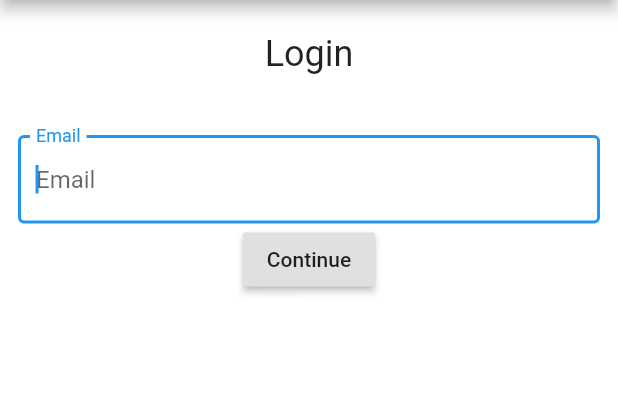
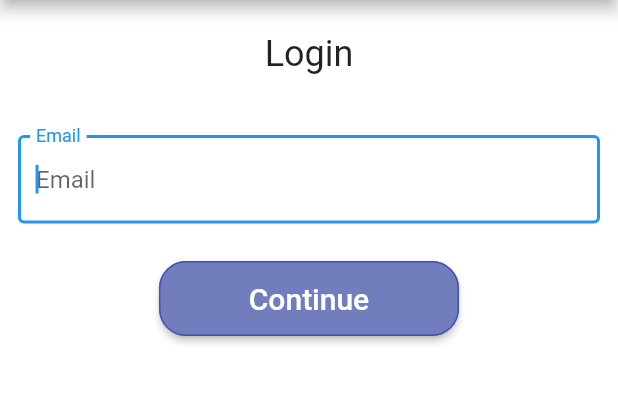
Before and after one commit to GattaiTeam/bochito, a Flutter app: the screen it shows after launch, after a tap on "Log In", on a phone screen of 412 x 824 dp, the part 84-488 px from its top. Run offline on Flutter 3.47's test engine with Material 2 defaults, Android fonts, the phone set to English and light mode, and no system bars; our stand-ins replace avatar_glow, flutter_staggered_animations, pinput; missing offline and left inert: flutter_country_picker, imagebutton.

Commit message:
ADDED Template for all Gattai buttons

```diff
--- a/lib/src/screens/InitialScreen.dart
+++ b/lib/src/screens/InitialScreen.dart
@@ -41,12 +41,32 @@ class _MyAppState extends State<MyApp> with SingleTickerProviderStateMixin {
     final gradientBackgroundColors = [Colors.indigo, Colors.indigoAccent, Colors.blue, Colors.lightBlue]; //
 
 
+
     return MaterialApp(
         title: 'Gattai',
         theme: ThemeData(
           primaryColor: primaryColorBar,
+            textTheme: TextTheme(
+              button: TextStyle(
+                fontSize: 20.0,
+                color: Colors.white,
+
+              )
+            ),
+            buttonTheme: ButtonThemeData(
+              height: 50,
+              minWidth: 200,
+              textTheme: ButtonTextTheme.primary,
+              buttonColor: Color(0xFF717DBC),
+              shape: RoundedRectangleBorder(
+                borderRadius: new BorderRadius.circular(18.0),
+                side: BorderSide(color: Colors.indigo),
+              ),
+            )
         ),
         debugShowCheckedModeBanner: false,
+
+
         home: Scaffold(
           body: Container(
               decoration: BoxDecoration(
--- a/lib/src/screens/Login_Email.dart
+++ b/lib/src/screens/Login_Email.dart
@@ -49,6 +49,10 @@ class LoginEmail extends StatelessWidget{
                       autofocus: true,
                       onEditingComplete: () { submit(); },
                     ),
+                    SizedBox(
+                      height: 25.0,
+                    ),
+
                     RaisedButton(
                       onPressed: () { submit(); },
                       child: Text('Continue'),
--- a/lib/src/widgets/LogIn_Button.dart
+++ b/lib/src/widgets/LogIn_Button.dart
@@ -13,6 +13,9 @@ class LogInButton extends StatelessWidget {
       ),
       child: Center(
         child: FlatButton(
+          shape: RoundedRectangleBorder(
+            borderRadius: new BorderRadius.circular(0),
+          ),
           child: Text('Log In',
               style: TextStyle(
                 fontSize: 20.0,
--- a/lib/src/widgets/SignUp_Button.dart
+++ b/lib/src/widgets/SignUp_Button.dart
@@ -16,6 +16,9 @@ class SignUpButton extends StatelessWidget {
       ),
       child: Center(
         child: FlatButton(
+          shape: RoundedRectangleBorder(
+            borderRadius: new BorderRadius.circular(0),
+          ),
           child: Text(
               'Sign Up',
               style: TextStyle(
--- a/lib/src/widgets/SignUp_EmailForm.dart
+++ b/lib/src/widgets/SignUp_EmailForm.dart
@@ -45,7 +45,6 @@ class EmailFormState extends State<EmailForm>{
           Container(
             height: 50.0,
             width: 200.0,
-
             child:           RaisedButton(
               color: Color(0xFF717DBC),
               textTheme: ButtonTextTheme.primary,
```
Also changed, not shown: 1 other file.
